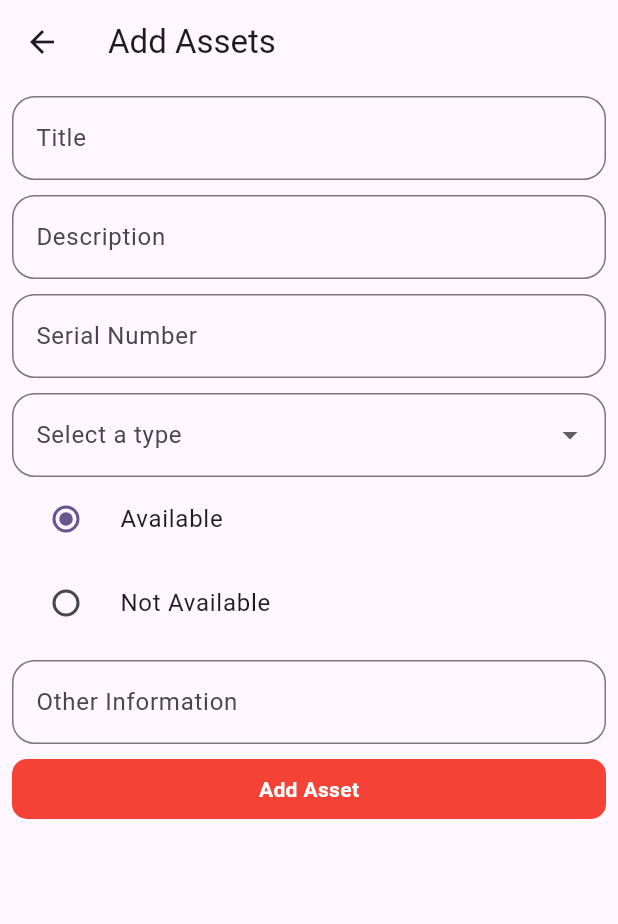
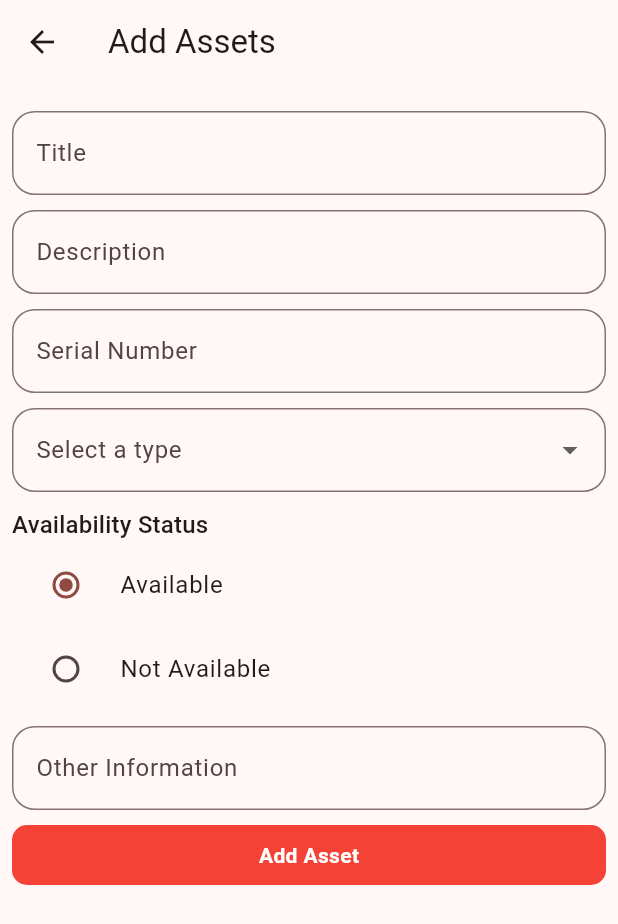
Before and after one commit to antonyaiwin/flutter_asset_management_demo, a Flutter app: the screen it shows after launch, after a tap on the "add" icon, on a phone screen of 412 x 824 dp. Shown: the top 924 px of the screen. Run offline on Flutter 3.47's test engine with Material 3 defaults, Android fonts, the phone set to English and light mode, and no system bars; our stand-ins replace sqflite; accounts and stored records are empty.

Commit message:
added screenshots

```diff
--- a/lib/main.dart
+++ b/lib/main.dart
@@ -23,7 +23,7 @@ class MyApp extends StatelessWidget {
         title: 'Flutter Demo',
         debugShowCheckedModeBanner: false,
         theme: ThemeData(
-          colorScheme: ColorScheme.fromSeed(seedColor: Colors.deepPurple),
+          colorScheme: ColorScheme.fromSeed(seedColor: Colors.red),
           useMaterial3: true,
           inputDecorationTheme: InputDecorationTheme(
             border: OutlineInputBorder(
--- a/lib/view/add_asset_screen/add_asset_screen.dart
+++ b/lib/view/add_asset_screen/add_asset_screen.dart
@@ -20,6 +20,7 @@ class AddAssetScreen extends StatelessWidget {
           child: SingleChildScrollView(
             child: Column(
               children: [
+                const SizedBox(height: 10),
                 TextFormField(
                   controller: context.read<AddDataController>().titleController,
                   decoration: const InputDecoration(labelText: 'Title'),
@@ -84,7 +85,13 @@ class AddAssetScreen extends StatelessWidget {
                 Consumer<AddDataController>(
                   builder: (context, value, child) {
                     return Column(
+                      crossAxisAlignment: CrossAxisAlignment.start,
                       children: [
+                        const SizedBox(height: 10),
+                        Text(
+                          'Availability Status',
+                          style: Theme.of(context).textTheme.titleMedium,
+                        ),
                         RadioListTile(
                           value: true,
                           groupValue:
@@ -140,7 +147,8 @@ class AddAssetScreen extends StatelessWidget {
                       Navigator.pop(context);
                     }
                   },
-                  child: Container(
+                  borderRadius: BorderRadius.circular(10),
+                  child: Ink(
                     padding: const EdgeInsets.all(10),
                     decoration: BoxDecoration(
                       color: Colors.red,
@@ -151,7 +159,7 @@ class AddAssetScreen extends StatelessWidget {
                         context.read<AddDataController>().asset == null
                             ? 'Add Asset'
                             : 'Save Asset',
-                        style: TextStyle(
+                        style: const TextStyle(
                             color: Colors.white, fontWeight: FontWeight.bold),
                       ),
                     ),
```
Also changed, not shown: 3 other files.
